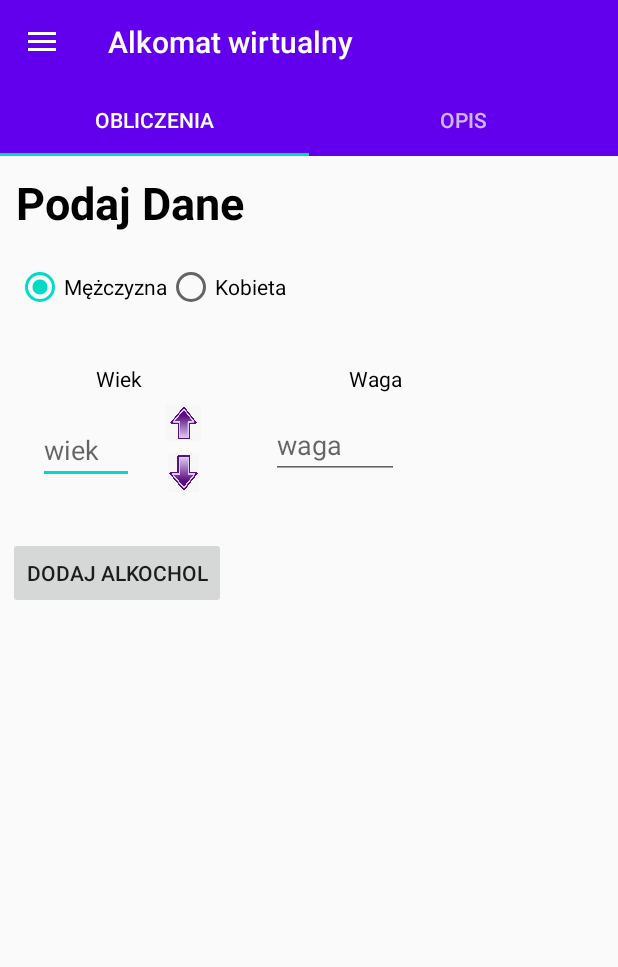
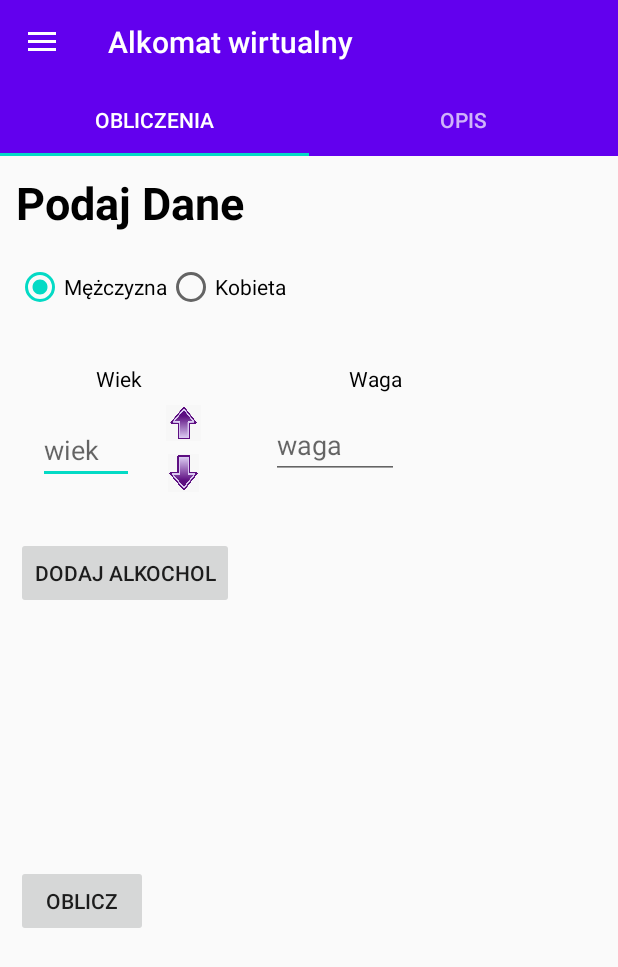
Before and after one commit to xkondix/AlcoPart, an Android app: the screen it shows after launch (MainActivity), in the side drawer, after a tap on "Trzezwosc", on a phone screen of 412 x 824 dp. Shown: the top 967 px of the screen. Run offline under Robolectric (Android 15) with nearby library versions, the phone set to English and light mode, and no system bars.

Commit message:
alcomat 3.0

```diff
--- a/app/src/main/java/com/konradkowalczyk/alcopart/fragments/alco/AlcoObliczFragment.java
+++ b/app/src/main/java/com/konradkowalczyk/alcopart/fragments/alco/AlcoObliczFragment.java
@@ -1,6 +1,7 @@
 package com.konradkowalczyk.alcopart.fragments.alco;
 
 
+import android.graphics.Paint;
 import android.os.Bundle;
 import androidx.fragment.app.Fragment;
 import androidx.recyclerview.widget.LinearLayoutManager;
@@ -13,8 +14,12 @@ import android.view.ViewGroup;
 import android.widget.Button;
 import android.widget.EditText;
 import android.widget.ImageButton;
+import android.widget.TextView;
+
 import com.konradkowalczyk.alcopart.R;
 import java.util.ArrayList;
+import java.util.Collections;
+import java.util.Comparator;
 import java.util.GregorianCalendar;
 import java.util.List;
 
@@ -24,9 +29,10 @@ import java.util.List;
 public class AlcoObliczFragment extends Fragment implements View.OnClickListener ,AlcoDialogFragment.OnRespoundSend {
 
     //view
-    private Button addAlco;
+    private Button addAlco,showWynik;
     private ImageButton wiekUp,wiekDown,wagaUp,wagaDown;
     private EditText wiekEdit,wagaEdit;
+    private TextView wypiszWynik;
 
     //zmienne
     private int age = 18;
@@ -34,12 +40,7 @@ public class AlcoObliczFragment extends Fragment implements View.OnClickListener
     private RecyclerViewAdapterAlco adapter;
 
     //zmienne z dialog
-    private List<String> percent= new ArrayList<String>();
-    private List<String> ml= new ArrayList<String>();
-    private List<GregorianCalendar> data= new ArrayList<>();
-
-
-
+    private List<AlcomatItem> items= new ArrayList<>();
 
 
 
@@ -60,11 +61,16 @@ public class AlcoObliczFragment extends Fragment implements View.OnClickListener
                              Bundle savedInstanceState) {
         View view = inflater.inflate(R.layout.fragment_alco_oblicz, container, false);
 
+        wypiszWynik = view.findViewById(R.id.wynik);
+
         wiekEdit = view.findViewById(R.id.WiekZmien);
         wagaEdit = view.findViewById(R.id.WagaZmien);
 
         addAlco = view.findViewById(R.id.dodaj_alco);
         addAlco.setOnClickListener(this);
+
+        showWynik = view.findViewById(R.id.oblicz);
+        showWynik.setOnClickListener(this);
 
         wiekUp = view.findViewById(R.id.upWiek);
         wiekUp.setOnClickListener(this);
@@ -131,8 +137,7 @@ public class AlcoObliczFragment extends Fragment implements View.OnClickListener
         RecyclerView menuView = (RecyclerView) view.findViewById(R.id.alco_recycler);
 
         //stworzenie i ustawienie adaptera
-        adapter = new RecyclerViewAdapterAlco((GregorianCalendar[])data.toArray(new GregorianCalendar[data.size()]),
-                (String[])percent.toArray(new String[percent.size()]),(String[])ml.toArray(new String[ml.size()]));
+        adapter = new RecyclerViewAdapterAlco((AlcomatItem[])items.toArray(new AlcomatItem[items.size()]));
         menuView.setAdapter(adapter);
 
         //dodanie jak ma wygladac layout (cardView - rodzaj wyswietlania)
@@ -185,6 +190,9 @@ public class AlcoObliczFragment extends Fragment implements View.OnClickListener
                 if(age>0) age--;
                 wiekEdit.setText(Integer.toString(age));
                 break;
+            case R.id.oblicz:
+                Obliczenia();
+                break;
         }
 
     }
@@ -192,11 +200,8 @@ public class AlcoObliczFragment extends Fragment implements View.OnClickListener
 
     public void removeItem(int position) {
 
-
-        data.remove(position);
-        percent.remove(position);
-        adapter.updateData((GregorianCalendar[])data.toArray(new GregorianCalendar[0]),
-                (String[])percent.toArray(new String[percent.size()]),(String[])ml.toArray(new String[ml.size()]));
+        items.remove(position);
+        adapter.updateData((AlcomatItem[])items.toArray(new AlcomatItem[items.size()]));
         adapter.notifyDataSetChanged();
     }
 
@@ -224,11 +229,14 @@ public class AlcoObliczFragment extends Fragment implements View.OnClickListener
 
     @Override
     public void respondData(String inputProcenty, String inputMl, GregorianCalendar inputData) {
-        data.add(inputData);
-        percent.add(inputProcenty);
-        ml.add(inputMl);
-        adapter.updateData((GregorianCalendar[])data.toArray(new GregorianCalendar[0]),
-                (String[])percent.toArray(new String[percent.size()]),(String[])ml.toArray(new String[ml.size()]));
+        items.add(new AlcomatItem(inputProcenty,inputMl,inputData));
+        Collections.sort(items, new Comparator<AlcomatItem>() {
+            @Override
+            public int compare(AlcomatItem object1, AlcomatItem object2) {
+                return (int) (object1.getGregorian().compareTo(object2.getGregorian()));
+            }
+        });
+        adapter.updateData((AlcomatItem[])items.toArray(new AlcomatItem[items.size()]));
         adapter.notifyDataSetChanged();
 
     }
@@ -236,12 +244,37 @@ public class AlcoObliczFragment extends Fragment implements View.OnClickListener
     @Override
     public void changePosition(String inputProcenty, String inputMl, GregorianCalendar inputDate, int position) {
 
-        data.set(position,inputDate);
-        percent.set(position,inputProcenty);
-        ml.set(position,inputMl);
-        adapter.updateData((GregorianCalendar[])data.toArray(new GregorianCalendar[0]),
-                (String[])percent.toArray(new String[percent.size()]),(String[])ml.toArray(new String[ml.size()]));
+        items.get(position).setGregorian(inputDate);
+        items.get(position).setMl(inputMl);
+        items.get(position).setProcent(inputProcenty);
+        Collections.sort(items, new Comparator<AlcomatItem>() {
+            @Override
+            public int compare(AlcomatItem object1, AlcomatItem object2) {
+                return (int) (object1.getGregorian().compareTo(object2.getGregorian()));
+            }
+        });
+        adapter.updateData((AlcomatItem[])items.toArray(new AlcomatItem[items.size()]));
         adapter.notifyDataSetChanged();
 
     }
+
+    public void Obliczenia()
+    {
+        double etanol = 0;
+        List<Float> prom = new ArrayList<>();
+
+        for(int i = 0; i<items.size();i++)
+        {
+            etanol += Double.parseDouble(items.get(i).geProcent())*Double.parseDouble(items.get(i).getMl())/100* 0.79;
+        }
+
+        wypiszWynik.setText("Wypiles ogólnie "+etanol+"g alkocholu");
+
+        //while()
+
+
+
+
+    }
+
 }
--- a/app/src/main/java/com/konradkowalczyk/alcopart/fragments/alco/RecyclerViewAdapterAlco.java
+++ b/app/src/main/java/com/konradkowalczyk/alcopart/fragments/alco/RecyclerViewAdapterAlco.java
@@ -21,11 +21,11 @@ import java.util.GregorianCalendar;
 public class RecyclerViewAdapterAlco extends RecyclerView.Adapter<RecyclerViewAdapterAlco.ViewHolder> {
 
     private Listener listener;
-    private String[] procenty;
-    private String[] ml;
-    private GregorianCalendar[] data;
+    private AlcomatItem[] items;
 
-
+    public RecyclerViewAdapterAlco(AlcomatItem[] items) {
+        this.items=items;
+    }
 
 
     public interface Listener
@@ -47,13 +47,6 @@ public class RecyclerViewAdapterAlco extends RecyclerView.Adapter<RecyclerViewAd
 
 
 
-    }
-
-    public RecyclerViewAdapterAlco(GregorianCalendar[] data,String[] procenty, String[] ml)
-    {
-        this.procenty=procenty;
-        this.data=data;
-        this.ml=ml;
     }
 
 
@@ -79,19 +72,14 @@ public class RecyclerViewAdapterAlco extends RecyclerView.Adapter<RecyclerViewAd
     public void onBindViewHolder(@NonNull RecyclerViewAdapterAlco.ViewHolder holder, final int position) {
         final CardView cardView = holder.cardView;
         TextView procentyView = (TextView) cardView.findViewById(R.id.cardViewProcenty);
-        procentyView.setText(procenty[position]+"%");
+        procentyView.setText(items[position].geProcent()+"%");
         TextView mlView = (TextView) cardView.findViewById(R.id.cardViewMl);
-        mlView.setText(ml[position]+"ml");
-
-        GregorianCalendar dataPosition = data[position];
-
-        String dataString = dataPosition.get(Calendar.DAY_OF_MONTH) +"/" +(dataPosition.get(Calendar.MONTH)+1) +"/"+ dataPosition.get(Calendar.YEAR);
-        String timeString = dataPosition.get(Calendar.HOUR)+":"+dataPosition.get(Calendar.MINUTE)+" "+(Integer.valueOf(dataPosition.get(Calendar.AM_PM)) == 0 ? "am" : "pm");
+        mlView.setText(items[position].getMl()+"ml");
 
         TextView dateview = (TextView) cardView.findViewById(R.id.cardViewData);
-        dateview.setText(dataString);
+        dateview.setText(items[position].getData());
         TextView timeview = (TextView) cardView.findViewById(R.id.cardViewTime);
-        timeview.setText(timeString);
+        timeview.setText(items[position].getTime());
 
         ImageButton img =  cardView.findViewById(R.id.delete_alco);
 
@@ -117,16 +105,14 @@ public class RecyclerViewAdapterAlco extends RecyclerView.Adapter<RecyclerViewAd
 
 
 
-    public void updateData(GregorianCalendar[] data,String[] procenty, String[] ml)
+    public void updateData(AlcomatItem[] items)
     {
-        this.procenty=procenty;
-        this.data=data;
-        this.ml=ml;
+        this.items=items;
     }
 
     @Override
     public int getItemCount() {
-        return data.length;
+        return items.length;
     }
 
 
--- a/app/src/main/res/layout/card_view_alco.xml
+++ b/app/src/main/res/layout/card_view_alco.xml
@@ -2,8 +2,8 @@
 <androidx.cardview.widget.CardView
     xmlns:android="http://schemas.android.com/apk/res/android"
     xmlns:app="http://schemas.android.com/apk/res-auto"
-    android:layout_width="100dp"
-    android:layout_height="100dp"
+    android:layout_width="115dp"
+    android:layout_height="115dp"
     android:id="@+id/cardViewAlco"
     android:layout_margin="7dp"
     app:cardElevation="10dp"
--- a/app/src/main/res/layout/fragment_alco_oblicz.xml
+++ b/app/src/main/res/layout/fragment_alco_oblicz.xml
@@ -1,13 +1,43 @@
 <?xml version="1.0" encoding="utf-8"?>
-<androidx.constraintlayout.widget.ConstraintLayout xmlns:android="http://schemas.android.com/apk/res/android"
+
+
+<ScrollView xmlns:android="http://schemas.android.com/apk/res/android"
     xmlns:app="http://schemas.android.com/apk/res-auto"
     xmlns:tools="http://schemas.android.com/tools"
     android:layout_width="match_parent"
     android:layout_height="match_parent"
+    android:fillViewport="true"
+    tools:context=".fragments.alco.AlcoObliczFragment"
+    >
+
+<androidx.constraintlayout.widget.ConstraintLayout
+    android:layout_width="match_parent"
+    android:layout_height="match_parent"
     android:padding="5dp"
-    tools:context=".fragments.alco.AlcoObliczFragment"
-    android:scrollbars="vertical">
+    >
 
+
+    <TextView
+        android:id="@+id/wynik"
+        android:layout_width="wrap_content"
+        android:layout_height="wrap_content"
+        android:layout_marginStart="5dp"
+        android:layout_marginTop="48dp"
+        android:textColor="#000"
+        android:textSize="30dp"
+        android:textStyle="bold"
+        app:layout_constraintStart_toStartOf="parent"
+        app:layout_constraintTop_toBottomOf="@+id/oblicz"></TextView>
+
+    <Button
+        android:id="@+id/oblicz"
+        android:layout_width="wrap_content"
+        android:layout_height="wrap_content"
+        android:layout_marginStart="5dp"
+        android:layout_marginTop="35dp"
+        android:text="@string/oblicz"
+        app:layout_constraintStart_toStartOf="parent"
+        app:layout_constraintTop_toBottomOf="@+id/alco_recycler"></Button>
 
     <ImageButton
         android:id="@+id/downWaga"
@@ -110,6 +140,7 @@
         android:id="@+id/dodaj_alco"
         android:layout_width="wrap_content"
         android:layout_height="wrap_content"
+        android:layout_marginStart="5dp"
         android:layout_marginTop="35dp"
         android:text="@string/dodajAlco"
         app:layout_constraintStart_toStartOf="parent"
@@ -177,9 +208,10 @@
         android:id="@+id/alco_recycler"
         android:layout_width="0dp"
         android:layout_height="100dp"
+        android:layout_marginTop="35dp"
+        android:scrollbars="horizontal"
         app:layout_constraintStart_toStartOf="parent"
-        app:layout_constraintTop_toBottomOf="@+id/dodaj_alco"
-        android:scrollbars="horizontal" />
+        app:layout_constraintTop_toBottomOf="@+id/dodaj_alco" />
 
 
     <androidx.constraintlayout.widget.Guideline
@@ -190,3 +222,5 @@
         app:layout_constraintGuide_begin="150dp" />
 
 </androidx.constraintlayout.widget.ConstraintLayout>
+
+</ScrollView>
--- a/app/src/main/res/values/strings.xml
+++ b/app/src/main/res/values/strings.xml
@@ -24,5 +24,6 @@
     <string name="tittle">Send your collect</string>
     <string name="dodajAlco">Dodaj alkochol</string>
     <string name="podajdane">Podaj Dane</string>
+    <string name="oblicz">Oblicz</string>
 
 </resources>
```
Also changed, not shown: app/src/main/java/com/konradkowalczyk/alcopart/fragments/alco/AlcomatItem.java (added, +61 -0 lines).
